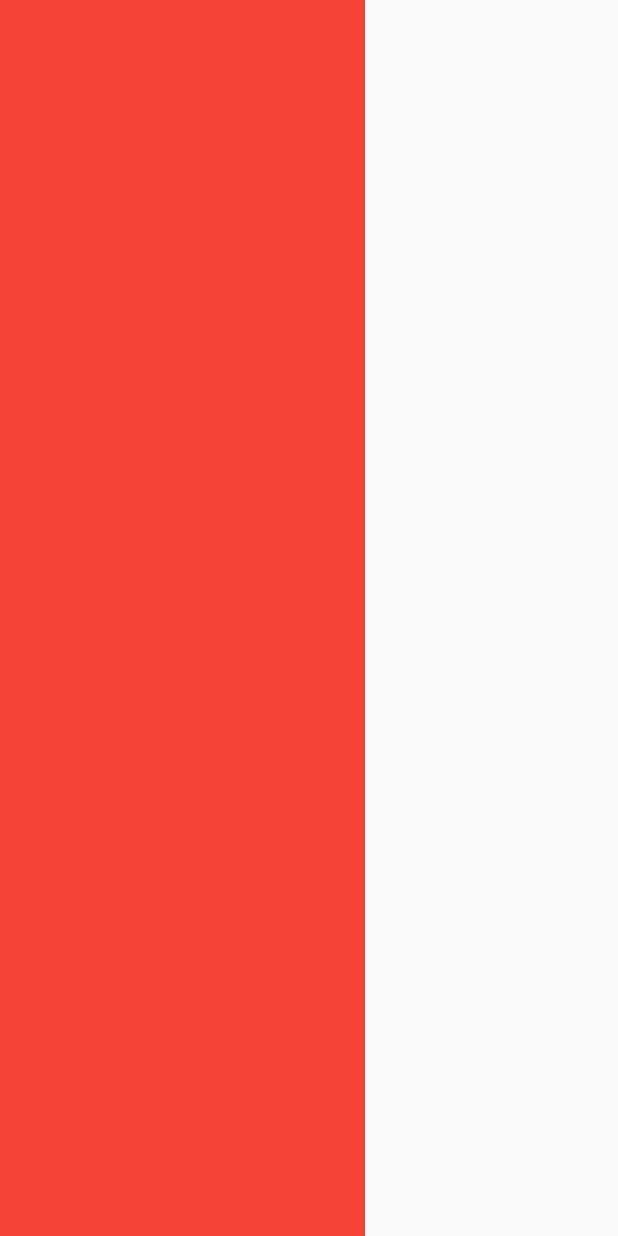
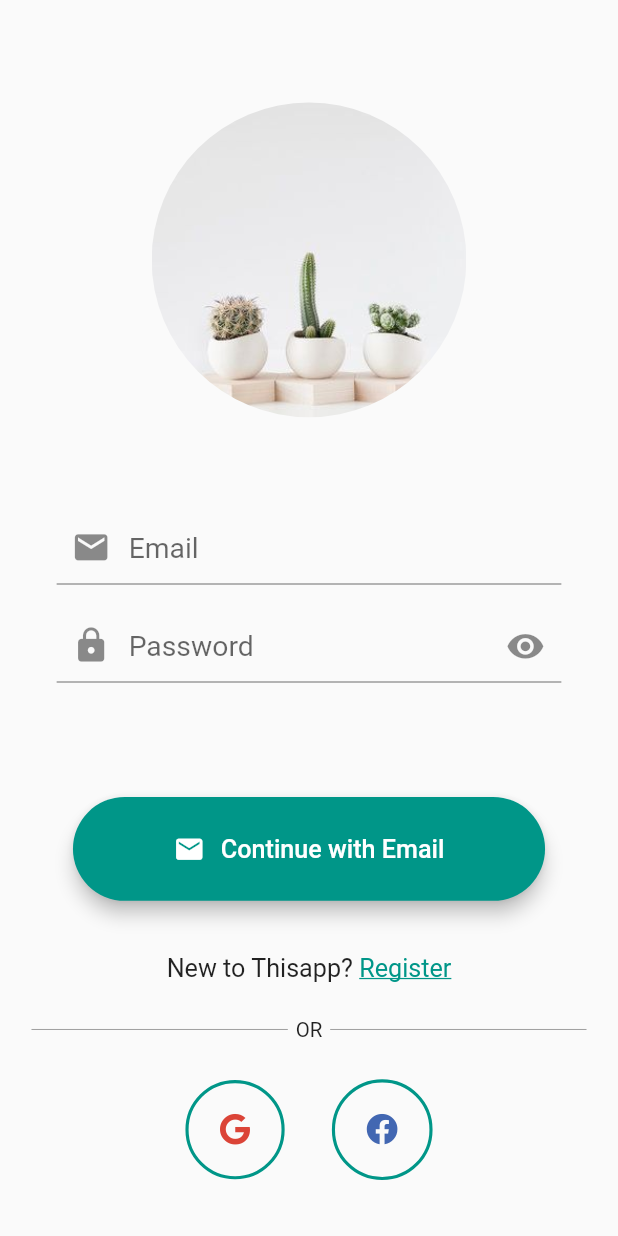
Before and after one commit to gaborvlad13/ExpensesApp, a Flutter app: the LoginScreen screen opened directly, on a phone screen of 412 x 824 dp. Run offline on Flutter 3.47's test engine with Material 2 defaults, Android fonts, the phone set to English and light mode, and no system bars; our stand-ins replace cloud_firestore, device_preview, firebase_core, flutter_screenutil, font_awesome_flutter; accounts and stored records are empty.

Commit message:
login screen v1 (needs updates)

```diff
--- a/lib/config/palette.dart
+++ b/lib/config/palette.dart
@@ -1,6 +1,6 @@
 import 'package:flutter/material.dart';
 
 class Palette {
-  static const facebookColor = Color(0x4267B2);
-  static const googleColor = Color(0xDB4437);
+  static const facebookColor = Color.fromRGBO(66, 103, 178, 1);
+  static const googleColor = Color.fromRGBO(219, 68, 55, 1);
 }
--- a/lib/main.dart
+++ b/lib/main.dart
@@ -8,16 +8,26 @@ import 'package:firebase_core/firebase_core.dart';
 void main() async {
   WidgetsFlutterBinding.ensureInitialized();
   await Firebase.initializeApp();
-  runApp(MyApp());
+  runApp(
+    DevicePreview(
+      enabled: !kReleaseMode,
+      builder: (context) => MyApp(),
+    ),
+  );
 }
 
 class MyApp extends StatelessWidget {
   @override
   Widget build(BuildContext context) {
     return MaterialApp(
+      locale: DevicePreview.of(context).locale, // <--- /!\ Add the locale
+      builder: DevicePreview.appBuilder, // <-
       title: 'Flutter App',
       debugShowCheckedModeBanner: false,
       home: GetStartedScreen(),
+      routes: {
+        LoginScreen.routeName: (context) => LoginScreen(),
+      },
     );
   }
 }
--- a/lib/screens/getting_started_screen.dart
+++ b/lib/screens/getting_started_screen.dart
@@ -1,5 +1,6 @@
 import 'dart:async';
 
+import 'package:ExpensesApp/screens/login_screen.dart';
 import 'package:cloud_firestore/cloud_firestore.dart';
 import 'package:flutter/material.dart';
 import 'package:flutter_screenutil/flutter_screenutil.dart';
@@ -92,14 +93,7 @@ class _GetStartedScreenState extends State<GetStartedScreen> {
                 children: [
                   FlatButton(
                     onPressed: () {
-                      FirebaseFirestore.instance
-                          .collection('chats/LISIQ1OlXtbMtY5y7gyY/messages')
-                          .snapshots()
-                          .listen(
-                        (event) {
-                          print(event.docs[0].data()['text']);
-                        },
-                      );
+                      Navigator.pushNamed(context, LoginScreen.routeName);
                     },
                     child: Text(
                       "Getting Started",
--- a/lib/screens/login_screen.dart
+++ b/lib/screens/login_screen.dart
@@ -1,16 +1,94 @@
 import 'package:flutter/material.dart';
 import 'package:flutter_screenutil/flutter_screenutil.dart';
+import '../widgets/login_screen/account_form.dart';
+import '../widgets/login_screen/login_button.dart';
+import '../widgets/login_screen/login_google_button.dart';
+import '../widgets/login_screen/or_divider.dart';
+import '../widgets/login_screen/social_icon.dart';
 
 class LoginScreen extends StatelessWidget {
   static const routeName = '/login_screen';
+  final GlobalKey<FormState> _formKey = GlobalKey();
   @override
   Widget build(BuildContext context) {
-    return SafeArea(
-      child: Scaffold(
-        body: Container(
-          color: Colors.red,
-          width: ScreenUtil().setWidth(232),
-          height: ScreenUtil.screenHeight - ScreenUtil.statusBarHeight,
+    double leftCornerRadius = MediaQuery.of(context).size.height * 0.5;
+    final height = MediaQuery.of(context).size.height;
+    final width = MediaQuery.of(context).size.width;
+    return Scaffold(
+      body: Padding(
+        padding: EdgeInsets.only(
+          top: ScreenUtil().setHeight(50),
+          left: ScreenUtil().setWidth(20),
+          right: ScreenUtil().setWidth(20),
+          bottom: ScreenUtil().setHeight(10),
+        ),
+        child: Column(
+          children: [
+            Container(
+              width: ScreenUtil().setWidth(200),
+              height: ScreenUtil().setHeight(200),
+              decoration: BoxDecoration(
+                shape: BoxShape.circle,
+                image: DecorationImage(
+                  image: AssetImage('assets/images/image1.jpg'),
+                  fit: BoxFit.cover,
+                ),
+              ),
+            ),
+            SizedBox(
+              height: ScreenUtil().setHeight(30),
+            ),
+            AccountForm(_formKey),
+            SizedBox(
+              height: ScreenUtil().setHeight(10),
+            ),
+            LoginButton(),
+            SizedBox(
+              height: ScreenUtil().setHeight(30),
+            ),
+            Row(
+              mainAxisAlignment: MainAxisAlignment.center,
+              children: [
+                Text(
+                  'New to Thisapp?',
+                  style: TextStyle(
+                    fontSize: ScreenUtil().setSp(16),
+                  ),
+                ),
+                SizedBox(
+                  width: ScreenUtil().setWidth(4),
+                ),
+                InkWell(
+                  onTap: () {},
+                  child: Text(
+                    'Register',
+                    style: TextStyle(
+                      color: Colors.teal,
+                      decoration: TextDecoration.underline,
+                      fontSize: ScreenUtil().setSp(16),
+                    ),
+                  ),
+                )
+              ],
+            ),
+            SizedBox(
+              height: ScreenUtil().setHeight(20),
+            ),
+            OrDivider(),
+            SizedBox(
+              height: ScreenUtil().setHeight(20),
+            ),
+            Row(
+              mainAxisAlignment: MainAxisAlignment.center,
+              children: [
+                SocialIcon('google'),
+                SizedBox(
+                  width: ScreenUtil().setWidth(30),
+                ),
+                SocialIcon('facebook'),
+              ],
+            ),
+          ],
         ),
       ),
     );
--- /dev/null
+++ b/lib/widgets/login_screen/account_form.dart
@@ -0,0 +1,121 @@
+import 'package:flutter/material.dart';
+import 'package:flutter_screenutil/flutter_screenutil.dart';
+
+enum AuthMode { Signup, Login }
+
+class AccountForm extends StatefulWidget {
+  final _formKey;
+  AccountForm(this._formKey);
+  @override
+  _AccountFormState createState() => _AccountFormState();
+}
+
+class _AccountFormState extends State<AccountForm> {
+  AuthMode _authMode = AuthMode.Login;
+  var _isLoading = false;
+
+  void _switchAuthMode() {
+    if (_authMode == AuthMode.Login) {
+      setState(() {
+        _authMode = AuthMode.Signup;
+      });
+    } else {
+      setState(() {
+        _authMode = AuthMode.Login;
+      });
+    }
+  }
+
+  @override
+  Widget build(BuildContext context) {
+    return Container(
+      height: _authMode == AuthMode.Signup
+          ? ScreenUtil().setHeight(320)
+          : ScreenUtil().setHeight(170),
+      constraints: BoxConstraints(
+        minHeight: _authMode == AuthMode.Signup
+            ? ScreenUtil().setHeight(320)
+            : ScreenUtil().setHeight(170),
+      ),
+      width: double.infinity,
+      padding: EdgeInsets.symmetric(
+        horizontal: ScreenUtil().setWidth(16),
+        vertical: ScreenUtil().setHeight(16),
+      ),
+      child: Form(
+        key: widget._formKey,
+        child: Column(
+          children: [
+            _buildEmailTextForm(),
+            SizedBox(
+              height: ScreenUtil().setHeight(15),
+            ),
+            _buildPasswordTextForm(),
+          ],
+        ),
+      ),
+    );
+  }
+}
+
+TextFormField _buildEmailTextForm() {
+  return TextFormField(
+    keyboardType: TextInputType.emailAddress,
+    decoration: InputDecoration(
+      floatingLabelBehavior: FloatingLabelBehavior.always,
+      prefixIcon: Padding(
+        padding: EdgeInsets.only(
+          right: ScreenUtil().setWidth(10),
+          left: ScreenUtil().setWidth(8),
+          bottom: ScreenUtil().setHeight(2),
+          top: ScreenUtil().setHeight(1),
+        ),
+        child: Icon(
+          Icons.email,
+          size: ScreenUtil().setSp(25),
+        ),
+      ),
+      hintText: 'Email',
+      //labelText: 'Email',
+      hintStyle: TextStyle(
+        fontSize: ScreenUtil().setSp(18),
+      ),
+      focusedBorder: UnderlineInputBorder(
+        borderSide: BorderSide(color: Colors.teal),
+      ),
+    ),
+  );
+}
+
+TextFormField _buildPasswordTextForm() {
+  return TextFormField(
+    decoration: InputDecoration(
+      floatingLabelBehavior: FloatingLabelBehavior.always,
+      prefixIcon: Padding(
+        padding: EdgeInsets.only(
+          right: ScreenUtil().setWidth(10),
+          left: ScreenUtil().setWidth(8),
+          bottom: ScreenUtil().setHeight(2),
+          top: ScreenUtil().setHeight(1),
+        ),
+        child: Icon(
+          Icons.lock,
+          size: ScreenUtil().setSp(25),
+        ),
+      ),
+      suffixIcon: Icon(
+        Icons.visibility,
+        size: ScreenUtil().setSp(25),
+      ),
+      hintText: 'Password',
+      //labelText: 'Password',
+      hintStyle: TextStyle(
+        fontSize: ScreenUtil().setSp(18),
+      ),
+      focusedBorder: UnderlineInputBorder(
+        borderSide: BorderSide(color: Colors.teal),
+      ),
+    ),
+    obscureText: true,
+  );
+}
--- /dev/null
+++ b/lib/widgets/login_screen/login_button.dart
@@ -0,0 +1,42 @@
+import 'package:flutter/material.dart';
+import 'package:flutter_screenutil/flutter_screenutil.dart';
+import 'package:font_awesome_flutter/font_awesome_flutter.dart';
+
+class LoginButton extends StatelessWidget {
+  @override
+  Widget build(BuildContext context) {
+    return Material(
+      elevation: 5.0,
+      borderRadius: BorderRadius.circular(100),
+      color: Colors.teal,
+      child: Container(
+        height: ScreenUtil().setHeight(60),
+        width: ScreenUtil().setWidth(300),
+        child: MaterialButton(
+          onPressed: () {},
+          child: Row(
+            mainAxisAlignment: MainAxisAlignment.center,
+            children: [
+              FaIcon(
+                Icons.email,
+                color: Colors.white,
+                size: ScreenUtil().setSp(20),
+              ),
+              SizedBox(
+                width: ScreenUtil().setWidth(10),
+              ),
+              Text(
+                "Continue with Email",
+                textAlign: TextAlign.center,
+                style: TextStyle(
+                  color: Colors.white,
+                  fontSize: ScreenUtil().setSp(16),
+                ),
+              ),
+            ],
+          ),
+        ),
+      ),
+    );
+  }
+}
--- /dev/null
+++ b/lib/widgets/login_screen/login_google_button.dart
@@ -0,0 +1,44 @@
+import 'package:flutter/material.dart';
+import 'package:flutter_screenutil/flutter_screenutil.dart';
+import 'package:ExpensesApp/config/palette.dart';
+import 'package:font_awesome_flutter/font_awesome_flutter.dart';
+
+class LoginGoogleButton extends StatelessWidget {
+  @override
+  Widget build(BuildContext context) {
+    return Material(
+      elevation: 5.0,
+      borderRadius: BorderRadius.circular(30.0),
+      color: Palette.googleColor,
+      child: Container(
+        width: ScreenUtil().setWidth(300),
+        child: MaterialButton(
+          onPressed: () {},
+          child: Row(
+            children: [
+              Padding(
+                padding: EdgeInsets.only(left: 10),
+                child: FaIcon(
+                  FontAwesomeIcons.google,
+                  color: Colors.white,
+                  size: ScreenUtil().setSp(15),
+                ),
+              ),
+              SizedBox(
+                width: 10,
+              ),
+              Text(
+                "Continue with Google",
+                textAlign: TextAlign.center,
+                style: TextStyle(
+                  color: Colors.white,
+                  fontSize: ScreenUtil().setSp(15),
+                ),
+              ),
+            ],
+          ),
+        ),
+      ),
+    );
+  }
+}
--- /dev/null
+++ b/lib/widgets/login_screen/or_divider.dart
@@ -0,0 +1,36 @@
+import 'package:flutter/material.dart';
+import 'package:flutter_screenutil/flutter_screenutil.dart';
+
+class OrDivider extends StatelessWidget {
+  @override
+  Widget build(BuildContext context) {
+    return Container(
+        width: double.infinity,
+        child: Row(
+          children: [
+            buildDivider(),
+            Padding(
+              padding: EdgeInsets.symmetric(
+                horizontal: ScreenUtil().setWidth(5),
+              ),
+              child: Text(
+                'OR',
+                style: TextStyle(
+                  fontSize: ScreenUtil().setSp(13),
+                ),
+              ),
+            ),
+            buildDivider(),
+          ],
+        ));
+  }
+}
+
+Expanded buildDivider() {
+  return Expanded(
+    child: Divider(
+      color: Colors.grey,
+      height: ScreenUtil().setHeight(1.5),
+    ),
+  );
+}
--- /dev/null
+++ b/lib/widgets/login_screen/social_icon.dart
@@ -0,0 +1,41 @@
+import 'package:ExpensesApp/config/palette.dart';
+import 'package:flutter/material.dart';
+import 'package:flutter_screenutil/flutter_screenutil.dart';
+import 'package:font_awesome_flutter/font_awesome_flutter.dart';
+
+class SocialIcon extends StatelessWidget {
+  final _social;
+  SocialIcon(this._social);
+  @override
+  Widget build(BuildContext context) {
+    return Container(
+        padding: EdgeInsets.symmetric(
+          horizontal: ScreenUtil().setWidth(20),
+          vertical: ScreenUtil().setHeight(20),
+        ),
+        decoration: BoxDecoration(
+          border: Border.all(
+            width: ScreenUtil().setWidth(2),
+            color: Colors.teal,
+          ),
+          shape: BoxShape.circle,
+        ),
+        child: _buildIcon(_social));
+  }
+}
+
+FaIcon _buildIcon(_social) {
+  if (_social == 'google')
+    return FaIcon(
+      FontAwesomeIcons.google,
+      color: Palette.googleColor,
+      size: ScreenUtil().setSp(20),
+    );
+  else if (_social == 'facebook')
+    return FaIcon(
+      FontAwesomeIcons.facebook,
+      color: Palette.facebookColor,
+      size: ScreenUtil().setSp(20),
+    );
+  return FaIcon(FontAwesomeIcons.eraser);
+}
--- a/pubspec.yaml
+++ b/pubspec.yaml
@@ -28,6 +28,7 @@ dependencies:
   provider: ^4.3.2+2
   cloud_firestore: ^0.14.0+2
   firebase_core : ^0.5.0
+  font_awesome_flutter: ^8.8.1
 
 
   # The following adds the Cupertino Icons font to your application.
```
Also changed, not shown: pubspec.lock.
